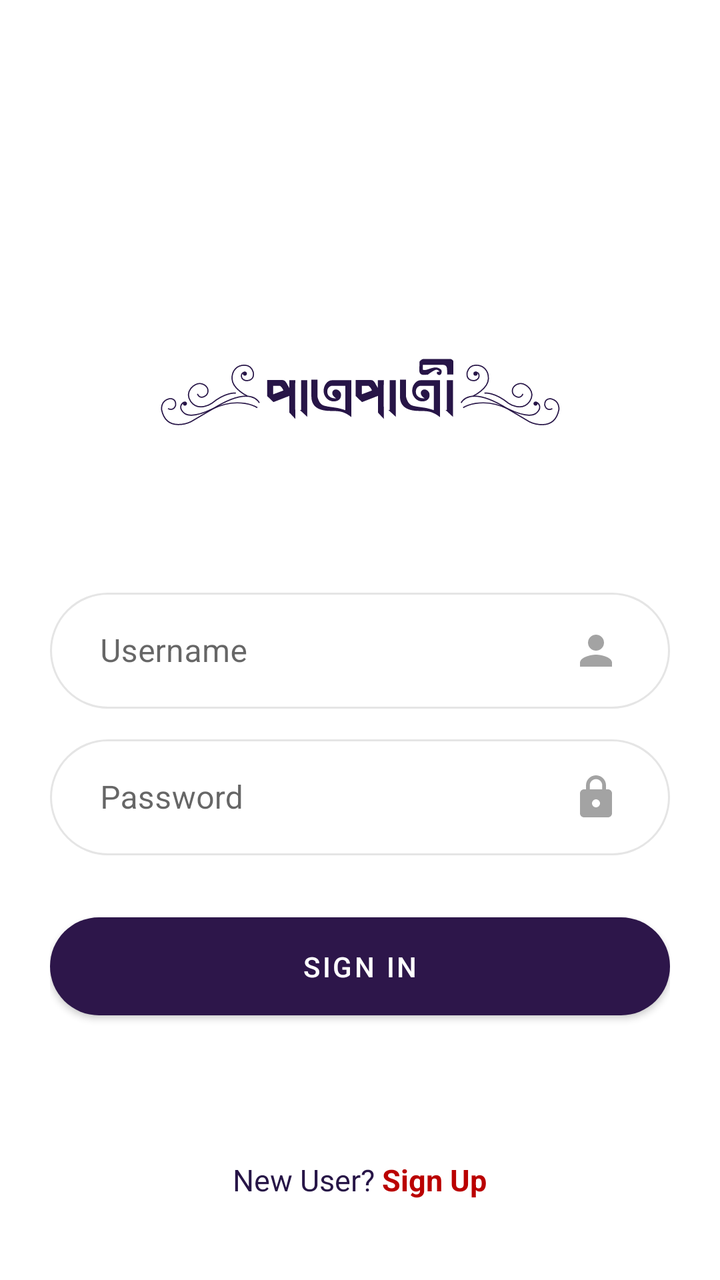
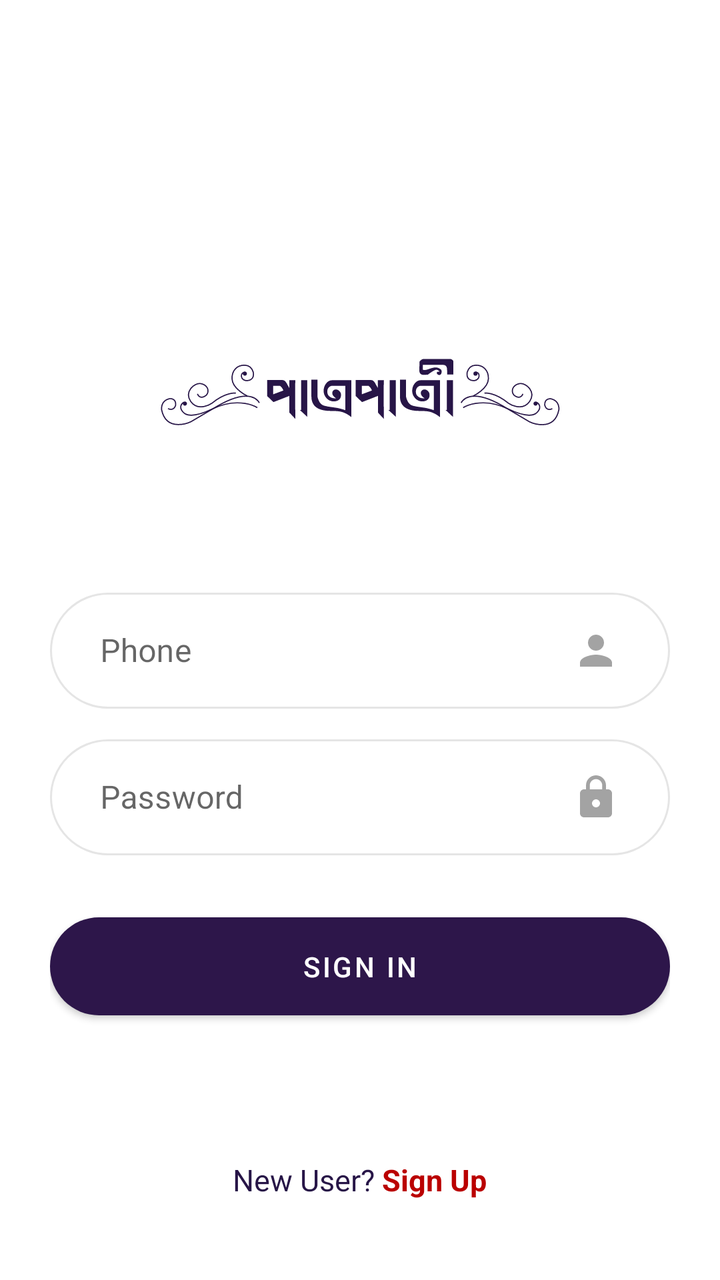

Compare the two renders of this Android layout. The source of the first and the diff that turns it into the second are given below.
<!-- AndroidManifest.xml: application theme AppTheme -->
<!-- res/layout/activity_sign_in.xml -->
<?xml version="1.0" encoding="utf-8"?>
<RelativeLayout xmlns:android="http://schemas.android.com/apk/res/android"
    xmlns:app="http://schemas.android.com/apk/res-auto"
    xmlns:tools="http://schemas.android.com/tools"
    android:padding="25dp"
    android:layout_width="match_parent"
    android:layout_height="match_parent"
    tools:context=".views.activities.SignInActivity">

    <LinearLayout
        android:layout_centerInParent="true"
        android:gravity="center"
        android:orientation="vertical"
        android:layout_width="match_parent"
        android:layout_height="wrap_content">
        <ImageView
            app:tint="@color/colorPrimary"
            android:src="@drawable/ic_logo"
            android:layout_marginBottom="25dp"
            android:layout_width="200dp"
            android:layout_height="140dp" />
        <com.google.android.material.textfield.TextInputLayout
            style="@style/Widget.MaterialComponents.TextInputLayout.OutlinedBox"
            app:boxCornerRadiusTopStart="25dp"
            app:boxCornerRadiusTopEnd="25dp"
            app:boxCornerRadiusBottomStart="25dp"
            app:boxCornerRadiusBottomEnd="25dp"
            android:layout_width="match_parent"
            android:layout_height="wrap_content">
            <EditText
                android:id="@+id/username"
                android:inputType="text"
                android:singleLine="true"
                android:maxLength="25"
                android:hint="Username"
                app:drawableTint="@color/colorDeepGrey"
                android:drawableEnd="@drawable/ic_baseline_person_24"
                android:background="@drawable/shape_radius_100_edit_text"
                android:layout_marginBottom="10dp"
                android:paddingStart="25dp"
                android:paddingEnd="25dp"
                android:layout_width="match_parent"
                android:layout_height="wrap_content" />
        </com.google.android.material.textfield.TextInputLayout>
        <com.google.android.material.textfield.TextInputLayout
            style="@style/Widget.MaterialComponents.TextInputLayout.OutlinedBox"
            app:boxCornerRadiusTopStart="25dp"
            app:boxCornerRadiusTopEnd="25dp"
            app:boxCornerRadiusBottomStart="25dp"
            app:boxCornerRadiusBottomEnd="25dp"
            android:layout_width="match_parent"
            android:layout_height="wrap_content">
            <EditText
                android:id="@+id/password"
                android:inputType="textWebPassword"
                android:singleLine="true"
                android:maxLength="25"
                android:hint="Password"
                app:drawableTint="@color/colorDeepGrey"
                android:drawableEnd="@drawable/ic_baseline_lock_24"
                android:background="@drawable/shape_radius_100_edit_text"
                android:layout_marginBottom="25dp"
                android:paddingStart="25dp"
                android:paddingEnd="25dp"
                android:layout_width="match_parent"
                android:layout_height="wrap_content" />
        </com.google.android.material.textfield.TextInputLayout>
        <Button
            android:id="@+id/sign_in_button"
            android:text="Sign In"
            android:textColor="@color/colorWhite"
            app:cornerRadius="25dp"
            android:padding="15dp"
            app:backgroundTint="@color/colorAccent"
            android:layout_width="match_parent"
            android:layout_height="wrap_content" />
    </LinearLayout>

    <LinearLayout
        android:layout_centerInParent="true"
        android:layout_alignParentBottom="true"
        android:orientation="horizontal"
        android:layout_marginBottom="15dp"
        android:layout_width="wrap_content"
        android:layout_height="wrap_content">
        <TextView
            android:textSize="15sp"
            android:text="New User? "
            android:textColor="@color/colorPrimary"
            android:layout_width="wrap_content"
            android:layout_height="wrap_content"/>
        <TextView
            android:id="@+id/sign_up_button"
            android:textSize="15sp"
            android:textStyle="bold"
            android:text="Sign Up"
            android:textColor="@color/colorGuardsmanRed"
            android:layout_width="wrap_content"
            android:layout_height="wrap_content"/>
    </LinearLayout>

    <TextView
        android:visibility="gone"
        android:layout_centerInParent="true"
        android:layout_alignParentBottom="true"
        android:text="www.patropatri.com"
        android:layout_width="wrap_content"
        android:layout_height="wrap_content" />
</RelativeLayout>
<!-- resources referenced by this layout -->
<resources>
  <color name="colorAccent">#2D164A</color>
  <color name="colorDeepGrey">#A3A3A3</color>
  <color name="colorGuardsmanRed">#BA0000</color>
  <color name="colorPrimary">#271547</color>
  <color name="colorWhite">#FFFFFF</color>
  <!-- drawable ic_baseline_lock_24 (drawable) -->
  <vector xmlns:android="http://schemas.android.com/apk/res/android"
      android:width="24dp"
      android:height="24dp"
      android:viewportWidth="24"
      android:viewportHeight="24"
      android:tint="?attr/colorControlNormal">
    <path
        android:fillColor="@android:color/white"
        android:pathData="M18,8h-1L17,6c0,-2.76 -2.24,-5 -5,-5S7,3.24 7,6v2L6,8c-1.1,0 -2,0.9 -2,2v10c0,1.1 0.9,2 2,2h12c1.1,0 2,-0.9 2,-2L20,10c0,-1.1 -0.9,-2 -2,-2zM12,17c-1.1,0 -2,-0.9 -2,-2s0.9,-2 2,-2 2,0.9 2,2 -0.9,2 -2,2zM15.1,8L8.9,8L8.9,6c0,-1.71 1.39,-3.1 3.1,-3.1 1.71,0 3.1,1.39 3.1,3.1v2z"/>
  </vector>
  <!-- drawable ic_baseline_person_24 (drawable) -->
  <vector xmlns:android="http://schemas.android.com/apk/res/android"
      android:width="24dp"
      android:height="24dp"
      android:viewportWidth="24"
      android:viewportHeight="24"
      android:tint="?attr/colorControlNormal">
    <path
        android:fillColor="@android:color/white"
        android:pathData="M12,12c2.21,0 4,-1.79 4,-4s-1.79,-4 -4,-4 -4,1.79 -4,4 1.79,4 4,4zM12,14c-2.67,0 -8,1.34 -8,4v2h16v-2c0,-2.66 -5.33,-4 -8,-4z"/>
  </vector>
  <!-- drawable ic_logo: vector/xml drawable (drawable, 7260 chars, omitted) -->
  <!-- drawable shape_radius_100_edit_text (drawable) -->
  <shape xmlns:android="http://schemas.android.com/apk/res/android">
      <stroke
          android:width="1dp"
          android:color="@color/colorMediumGrey" />
      <corners
          android:radius="100dp"/>
      <solid
          android:color="@color/colorWhite"/>
      <padding
          android:left="25dp"
          android:top="15dp"
          android:right="25dp"
          android:bottom="15dp" />
  </shape>
  <style name="AppTheme" parent="Theme.MaterialComponents.DayNight.NoActionBar">
          
          <item name="colorPrimary">@color/colorPrimary</item>
          <item name="colorPrimaryDark">@color/colorPrimaryDark</item>
          <item name="colorAccent">@color/colorAccent</item>
      </style>
  <color name="colorMediumGrey">#E5E5E5</color>
  <color name="colorPrimaryDark">#43105D</color>
</resources>

<!-- the commit's change to res/layout/activity_sign_in.xml (unified diff, before → after) -->
@@ -29,10 +29,10 @@
             android:layout_height="wrap_content">
             <EditText
                 android:id="@+id/username"
-                android:inputType="text"
+                android:inputType="phone"
                 android:singleLine="true"
                 android:maxLength="25"
-                android:hint="Username"
+                android:hint="Phone"
                 app:drawableTint="@color/colorDeepGrey"
                 android:drawableEnd="@drawable/ic_baseline_person_24"
                 android:background="@drawable/shape_radius_100_edit_text"
